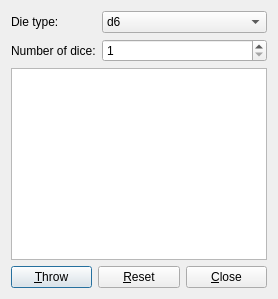
Before: the Qt Designer form sources/windows/DiceDialog.ui in ViviCoder/GM-Assistant, drawn with Qt 5.
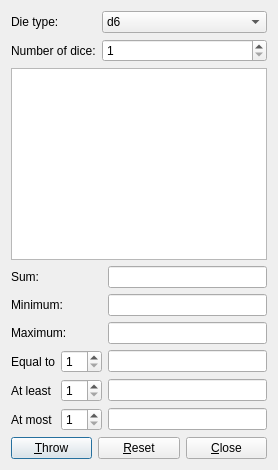
After: the same form once the commit is applied.

Commit message: Issue #121: Additional information about the rolled dice

Diff of the .ui file:
```diff
--- a/sources/windows/DiceDialog.ui
+++ b/sources/windows/DiceDialog.ui
@@ -6,8 +6,8 @@
    <rect>
     <x>0</x>
     <y>0</y>
-    <width>305</width>
-    <height>198</height>
+    <width>274</width>
+    <height>523</height>
    </rect>
   </property>
   <property name="windowTitle">
@@ -107,6 +107,115 @@
      </property>
     </widget>
    </item>
+   <item>
+    <layout class="QGridLayout" name="gridLayout">
+     <item row="2" column="2">
+      <widget class="QLineEdit" name="lineMax">
+       <property name="readOnly">
+        <bool>true</bool>
+       </property>
+      </widget>
+     </item>
+     <item row="0" column="0" colspan="2">
+      <widget class="QLabel" name="label_3">
+       <property name="text">
+        <string>Sum:</string>
+       </property>
+      </widget>
+     </item>
+     <item row="0" column="2">
+      <widget class="QLineEdit" name="lineSum">
+       <property name="readOnly">
+        <bool>true</bool>
+       </property>
+      </widget>
+     </item>
+     <item row="3" column="1">
+      <widget class="QSpinBox" name="spinEqual">
+       <property name="minimum">
+        <number>1</number>
+       </property>
+      </widget>
+     </item>
+     <item row="4" column="1">
+      <widget class="QSpinBox" name="spinLeast">
+       <property name="minimum">
+        <number>1</number>
+       </property>
+      </widget>
+     </item>
+     <item row="3" column="2">
+      <widget class="QLineEdit" name="lineEqual">
+       <property name="readOnly">
+        <bool>true</bool>
+       </property>
+      </widget>
+     </item>
+     <item row="1" column="2">
+      <widget class="QLineEdit" name="lineMin">
+       <property name="readOnly">
+        <bool>true</bool>
+       </property>
+      </widget>
+     </item>
+     <item row="3" column="0">
+      <widget class="QLabel" name="label_6">
+       <property name="text">
+        <string>Equal to</string>
+       </property>
+      </widget>
+     </item>
+     <item row="1" column="0" colspan="2">
+      <widget class="QLabel" name="label_4">
+       <property name="text">
+        <string>Minimum:</string>
+       </property>
+      </widget>
+     </item>
+     <item row="2" column="0" colspan="2">
+      <widget class="QLabel" name="label_5">
+       <property name="text">
+        <string>Maximum:</string>
+       </property>
+      </widget>
+     </item>
+     <item row="4" column="2">
+      <widget class="QLineEdit" name="lineLeast">
+       <property name="readOnly">
+        <bool>true</bool>
+       </property>
+      </widget>
+     </item>
+     <item row="4" column="0">
+      <widget class="QLabel" name="label_7">
+       <property name="text">
+        <string>At least</string>
+       </property>
+      </widget>
+     </item>
+     <item row="5" column="0">
+      <widget class="QLabel" name="label_8">
+       <property name="text">
+        <string>At most</string>
+       </property>
+      </widget>
+     </item>
+     <item row="5" column="1">
+      <widget class="QSpinBox" name="spinMost">
+       <property name="minimum">
+        <number>1</number>
+       </property>
+      </widget>
+     </item>
+     <item row="5" column="2">
+      <widget class="QLineEdit" name="lineMost">
+       <property name="readOnly">
+        <bool>true</bool>
+       </property>
+      </widget>
+     </item>
+    </layout>
+   </item>
    <item>
     <layout class="QHBoxLayout" name="horizontalLayout">
      <item>
```
Left out of the diff: 3 changed lines with no effect on the pictures. The commit also changes 4 other files.
